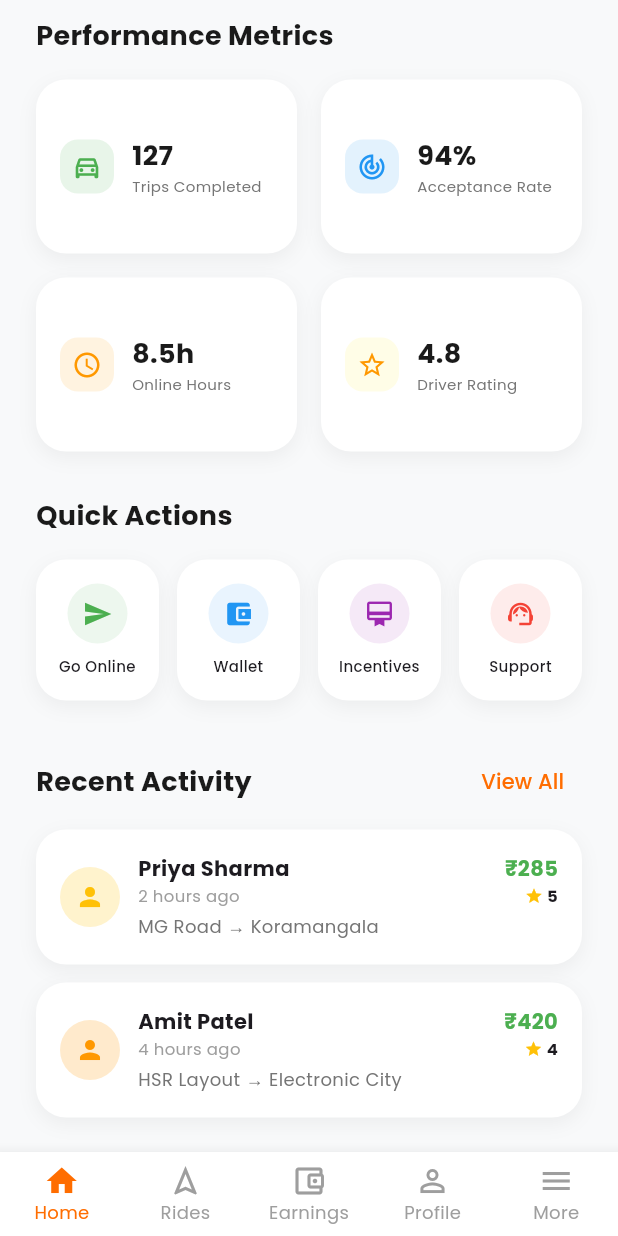
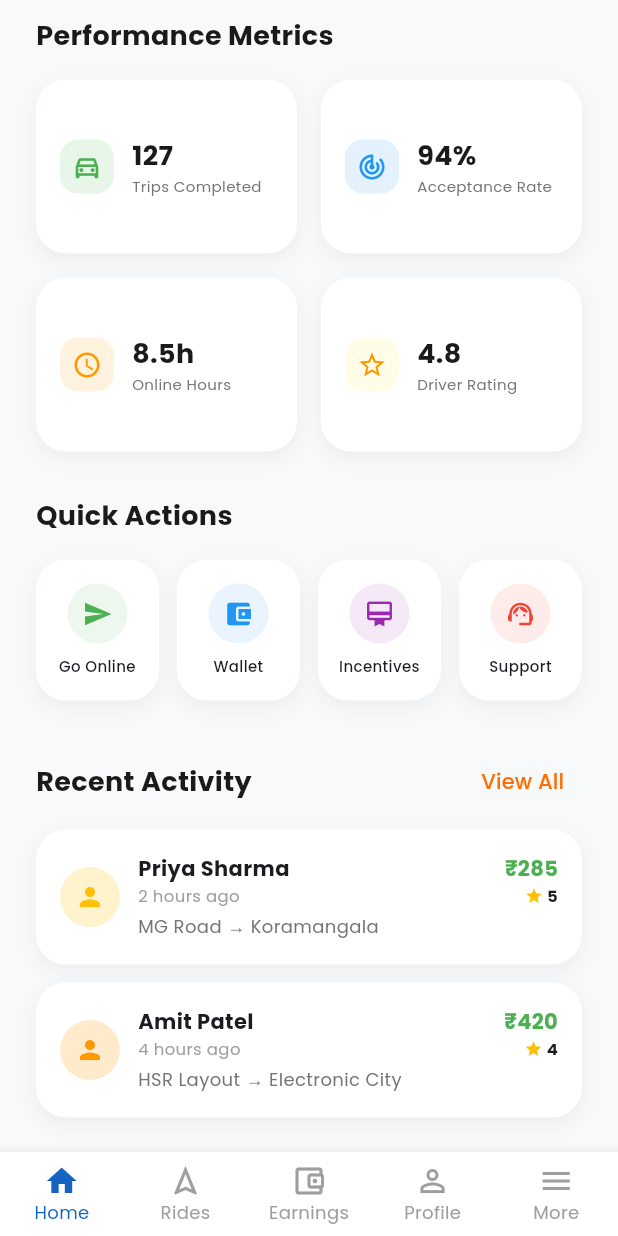
Before and after one commit to awencetech/taxipapp, a Flutter app: the HomeScreen screen opened directly, scrolled down 576 dp, on a phone screen of 412 x 824 dp. Run offline on Flutter 3.47's test engine with Material 3 defaults, Android fonts, the phone set to English and light mode, and no system bars; our stand-ins replace cached_network_image, dartz, dio, equatable, file_picker, flutter_dotenv and 12 more; accounts and stored records are empty.

Commit message:
Update primary color to dark blue

```diff
--- a/driverfrontend/lib/core/theme/app_theme.dart
+++ b/driverfrontend/lib/core/theme/app_theme.dart
@@ -2,9 +2,9 @@ import 'package:flutter/material.dart';
 import 'package:google_fonts/google_fonts.dart';
 
 class AppTheme {
-  static const Color primaryColor = Color(0xFFFF6D00); // Orange branding
+  static const Color primaryColor = Color(0xFF1565C0); // Dark blue
   static const Color secondaryColor = Color(0xFF2D2D2D); // Dark gray
-  static const Color accentColor = Color(0xFFFF8A00); // Lighter orange
+  static const Color accentColor = Color(0xFF42A5F5); // Lighter blue
   static const Color errorColor = Color(0xFFE53935);
   static const Color successColor = Color(0xFF43A047);
   static const Color backgroundColor = Color(0xFFF8F9FA);
@@ -12,7 +12,7 @@ class AppTheme {
   static const LinearGradient headerGradient = LinearGradient(
     begin: Alignment.topLeft,
     end: Alignment.bottomRight,
-    colors: [secondaryColor, Color(0xFFE65100)],
+    colors: [secondaryColor, Color(0xFF1565C0)],
   );
 
   static ThemeData lightTheme = ThemeData(
--- a/driverfrontend/lib/views/home/home_screen.dart
+++ b/driverfrontend/lib/views/home/home_screen.dart
@@ -7,6 +7,7 @@ import 'package:cached_network_image/cached_network_image.dart';
 import '../../viewmodels/auth_viewmodel.dart';
 import '../../viewmodels/ride_viewmodel.dart';
 import '../../providers/location_provider.dart';
+import '../../core/theme/app_theme.dart';
 import '../../widgets/map_layers_control.dart';
 import '../../widgets/ride_request_popup.dart';
 import '../earnings/earnings_screen.dart';
@@ -59,7 +60,7 @@ class HomeScreenState extends State<HomeScreen> {
           currentIndex: _selectedIndex,
           onTap: (index) => setState(() => _selectedIndex = index),
           type: BottomNavigationBarType.fixed,
-          selectedItemColor: const Color(0xFFFF6D00),
+          selectedItemColor: AppTheme.primaryColor,
           unselectedItemColor: Colors.grey,
           selectedFontSize: 12,
           unselectedFontSize: 12,
```
